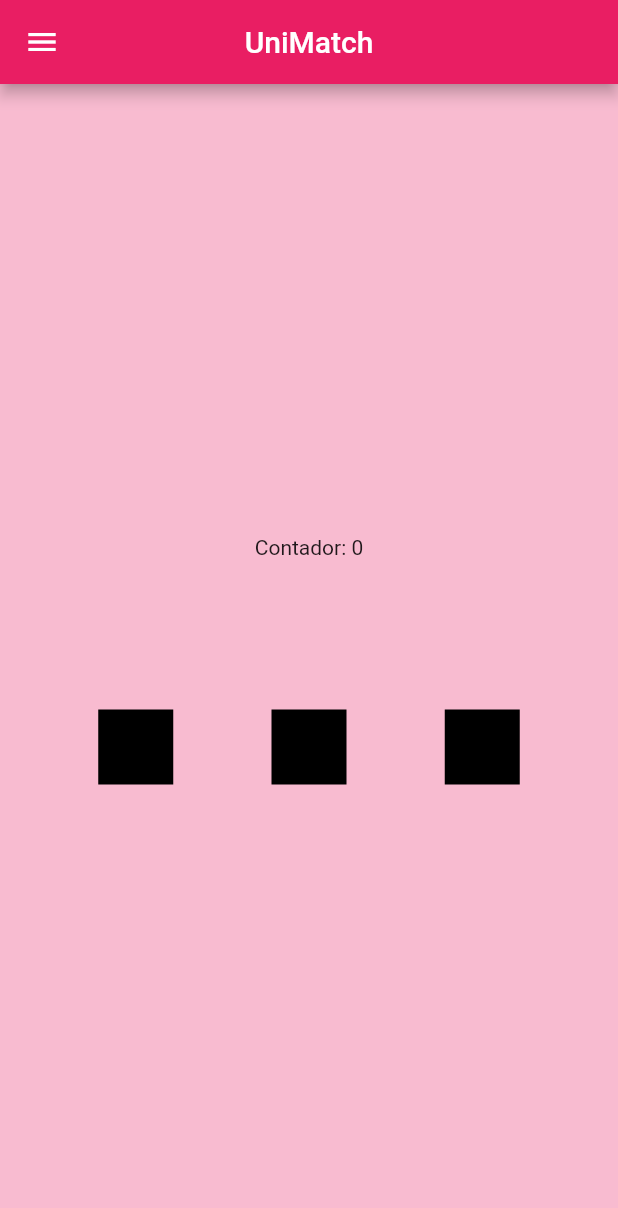
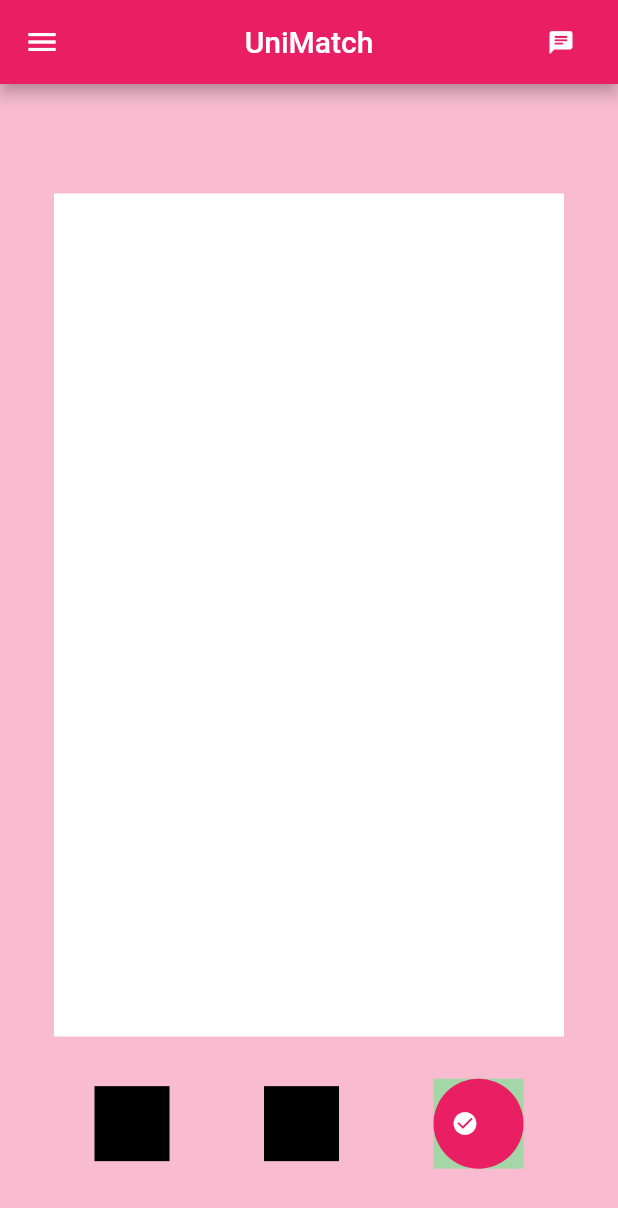
Before and after one commit to LucasKuni/UniMatchTeste, a Flutter app: the HomePage screen opened by its route, on a phone screen of 412 x 824 dp. Shown: the top 1208 px of the screen. Run offline on Flutter 3.47's test engine with Material 2 defaults, Android fonts, the phone set to English and light mode, and no system bars.

Commit message:
Update 1.3

```diff
--- a/lib/home_page.dart
+++ b/lib/home_page.dart
@@ -20,19 +20,40 @@ class HomePageState extends State<HomePage>{
       appBar: AppBar(                   // Molda a tela para se assemelhar a um App
         centerTitle : true,
         title : Text('UniMatch'),
-        ),
+        actions: [
+          FilledButton.icon(  //Cria o icone chat
+            icon: Icon(Icons.chat_rounded),
+            label: Container(
+              color: Colors.white,
+            ),
+            onPressed: (){ //REDIRECIONA P/ TELA DE PERFIL, MUDAR P/ TELA DE CHAT
+              Navigator.of(context).pushNamed('/perfil');
+            },
+          )
+        ],
+      ),
       body: Container(
-        height: 900,
-        width: 600,
+        height: MediaQuery.of(context).size.height,
+        width: MediaQuery.of(context).size.width,
         color: Colors.pink[100],
         child: Column(
           mainAxisAlignment: MainAxisAlignment.center, //posicao de tudo
           //crossAxisAlignment: CrossAxisAlignment.center, // posicao cruz
           children: [
-            Text('Contador: $counter'),
-            Container(height: 50,),  // espacamento altura
+            Align(
+              heightFactor: 1.1,  //MOVE SÓ O Q ESTÁ ABAIXO DO ALIGN
+              child: SizedBox(
+                child: Container(
+                  height: 562,
+                  width: 340,
+                  color: Colors.white,
+                ),
+              ),
+                //child: Text('Contador: $counter')
+            ),
+            //Container(height: 50,),  // espacamento altura
             //CustomSwitch(),
-            Container(height: 50,),
+
 
             Row(                    // linha/oposto da Column
               mainAxisAlignment: MainAxisAlignment.spaceEvenly,
@@ -49,10 +70,20 @@ class HomePageState extends State<HomePage>{
                   color: Colors.black,
                 ),
                 Container(
-                  width: 50,
-                  height: 50,
-                  color: Colors.black,
-                )
+                  width: 60,
+                  height: 60,
+                  color: Colors.green.shade200,
+                  child: FilledButton.icon(
+                      icon: Icon(Icons.check_circle),
+                      label: Container(
+                        width: 60,
+                        height: 60,
+                      ),
+                      onPressed: (){
+
+                      }
+                  ),
+                ),
               ],
             )
           ],
```
Also changed, not shown: lib/Notificacao_page.dart (added, +36 -0 lines), lib/cadastro_page.dart (+7 -1 lines).
